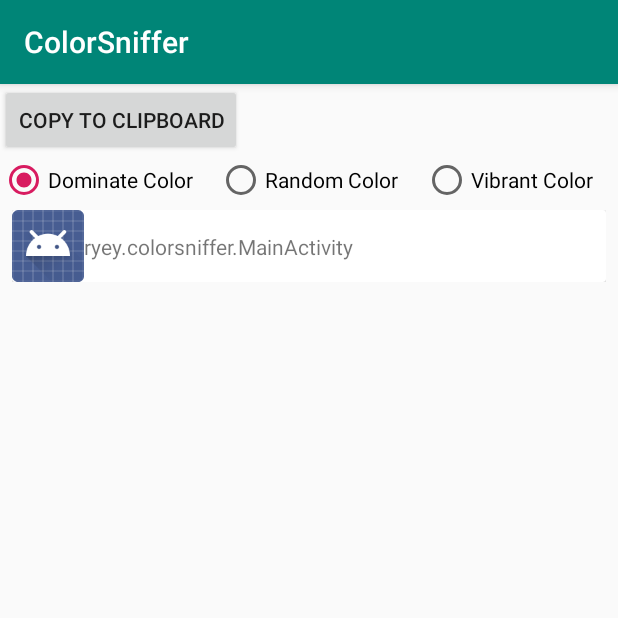
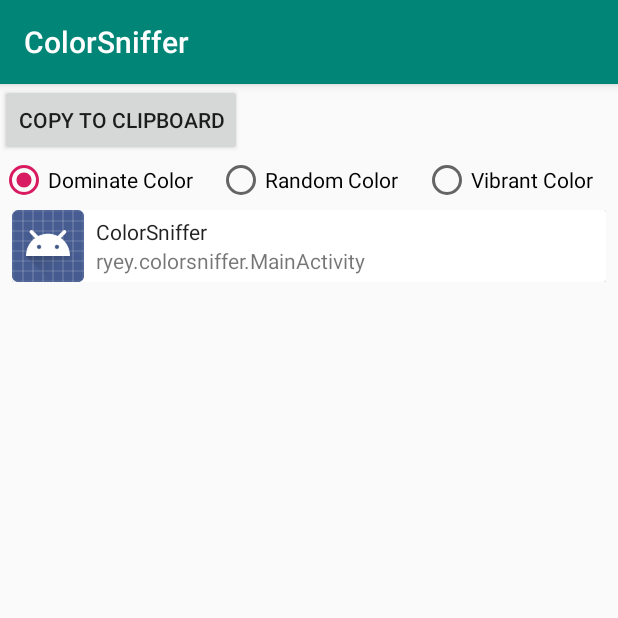
Before and after one commit to renyuneyun/ColorSniffer, an Android app: the screen it shows after launch (MainActivity), on a phone screen of 412 x 824 dp, the top half of it. Run offline under Robolectric (Android 15) with nearby library versions, the phone set to English and light mode, and no system bars; libraries missing offline, so code that uses them is left out: androidx.palette.graphics; 2 statements that could not run were skipped.

Commit message:
Present both activity name and class name && better style

```diff
--- a/app/src/main/java/ryey/colorsniffer/LauncherActivityInfo.kt
+++ b/app/src/main/java/ryey/colorsniffer/LauncherActivityInfo.kt
@@ -6,11 +6,14 @@ import android.graphics.drawable.Drawable
 
 class LauncherActivityInfo {
 
-    val name: String
+    val name: CharSequence
+    val klass: String
     val icon: Drawable
 
     constructor(context: Context, activityInfo: ActivityInfo) {
-        name = activityInfo.name
-        icon = activityInfo.loadIcon(context.packageManager)
+        val pm = context.packageManager
+        name = activityInfo.loadLabel(pm)
+        klass = activityInfo.name
+        icon = activityInfo.loadIcon(pm)
     }
 }
--- a/app/src/main/java/ryey/colorsniffer/MyViewHolder.kt
+++ b/app/src/main/java/ryey/colorsniffer/MyViewHolder.kt
@@ -8,13 +8,15 @@ import androidx.recyclerview.widget.RecyclerView
 class MyViewHolder(itemView: View) : RecyclerView.ViewHolder(itemView) {
 
     val textView_appName: TextView = itemView.findViewById(R.id.textView_appName)
-    val imageView: ImageView = itemView.findViewById(R.id.imageView)
-    val imageView2: ImageView = itemView.findViewById(R.id.imageView2)
+    val textView_className: TextView =  itemView.findViewById(R.id.textView_className)
+    val imageView_icon: ImageView = itemView.findViewById(R.id.imageView_icon)
+    val imageView_color: ImageView = itemView.findViewById(R.id.imageView_color)
 
     fun fillWith(launcherActivityInfo: LauncherActivityInfo, coloringMethod: ColoringMethod) {
         textView_appName.text = launcherActivityInfo.name
-        imageView.setImageDrawable(launcherActivityInfo.icon)
-        imageView2.setImageDrawable(ColoringMethod.colorDrawable(launcherActivityInfo, coloringMethod))
+        textView_className.text = launcherActivityInfo.klass
+        imageView_icon.setImageDrawable(launcherActivityInfo.icon)
+        imageView_color.setImageDrawable(ColoringMethod.colorDrawable(launcherActivityInfo, coloringMethod))
     }
 
 }
--- a/app/src/main/res/layout/item.xml
+++ b/app/src/main/res/layout/item.xml
@@ -22,7 +22,7 @@
             android:orientation="horizontal">
 
             <ImageView
-                android:id="@+id/imageView"
+                android:id="@+id/imageView_icon"
                 android:layout_width="@dimen/size_icon"
                 android:layout_height="@dimen/size_icon"
                 app:layout_constraintBottom_toBottomOf="parent"
@@ -36,22 +36,34 @@
                 android:id="@+id/linearLayout2"
                 android:layout_width="0dp"
                 android:layout_height="wrap_content"
+                android:layout_marginStart="8dp"
+                android:layout_marginLeft="8dp"
+                android:layout_marginEnd="8dp"
+                android:layout_marginRight="8dp"
                 android:orientation="vertical"
                 app:layout_constraintBottom_toBottomOf="parent"
-                app:layout_constraintEnd_toStartOf="@+id/imageView2"
+                app:layout_constraintEnd_toStartOf="@+id/imageView_color"
                 app:layout_constraintHorizontal_bias="0.5"
-                app:layout_constraintStart_toEndOf="@+id/imageView"
+                app:layout_constraintStart_toEndOf="@+id/imageView_icon"
                 app:layout_constraintTop_toTopOf="parent">
 
                 <TextView
                     android:id="@+id/textView_appName"
+                    style="@style/AppTheme.AppName"
                     android:layout_width="wrap_content"
                     android:layout_height="wrap_content"
-                    android:text="TextView" />
+                    android:text="appName" />
+
+                <TextView
+                    android:id="@+id/textView_className"
+                    style="@style/AppTheme.ClassName"
+                    android:layout_width="match_parent"
+                    android:layout_height="wrap_content"
+                    android:text="className" />
             </LinearLayout>
 
             <ImageView
-                android:id="@+id/imageView2"
+                android:id="@+id/imageView_color"
                 android:layout_width="@dimen/size_color"
                 android:layout_height="@dimen/size_color"
                 app:layout_constraintBottom_toBottomOf="parent"
--- a/app/src/main/res/values/styles.xml
+++ b/app/src/main/res/values/styles.xml
@@ -8,4 +8,7 @@
         <item name="colorAccent">@color/colorAccent</item>
     </style>
 
+    <style name="AppTheme.AppName" />
+    <style name="AppTheme.ClassName" parent="TextAppearance.AppCompat.Small" />
+
 </resources>
```
